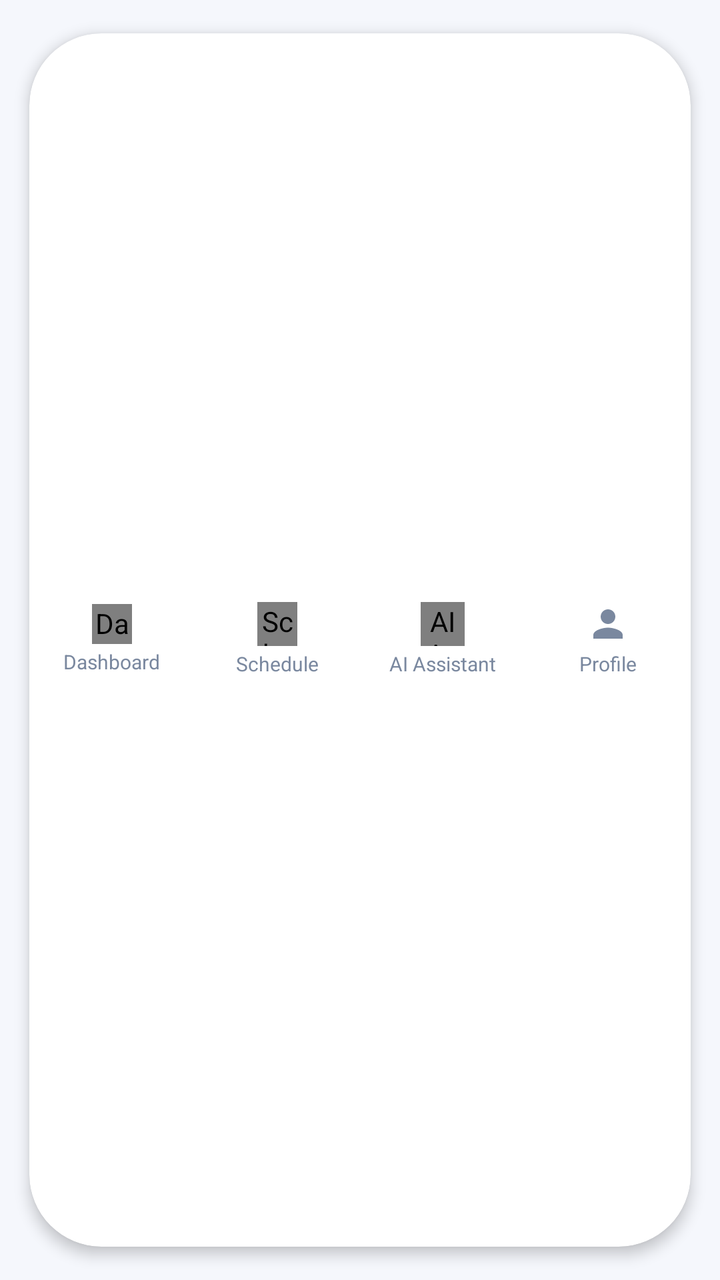
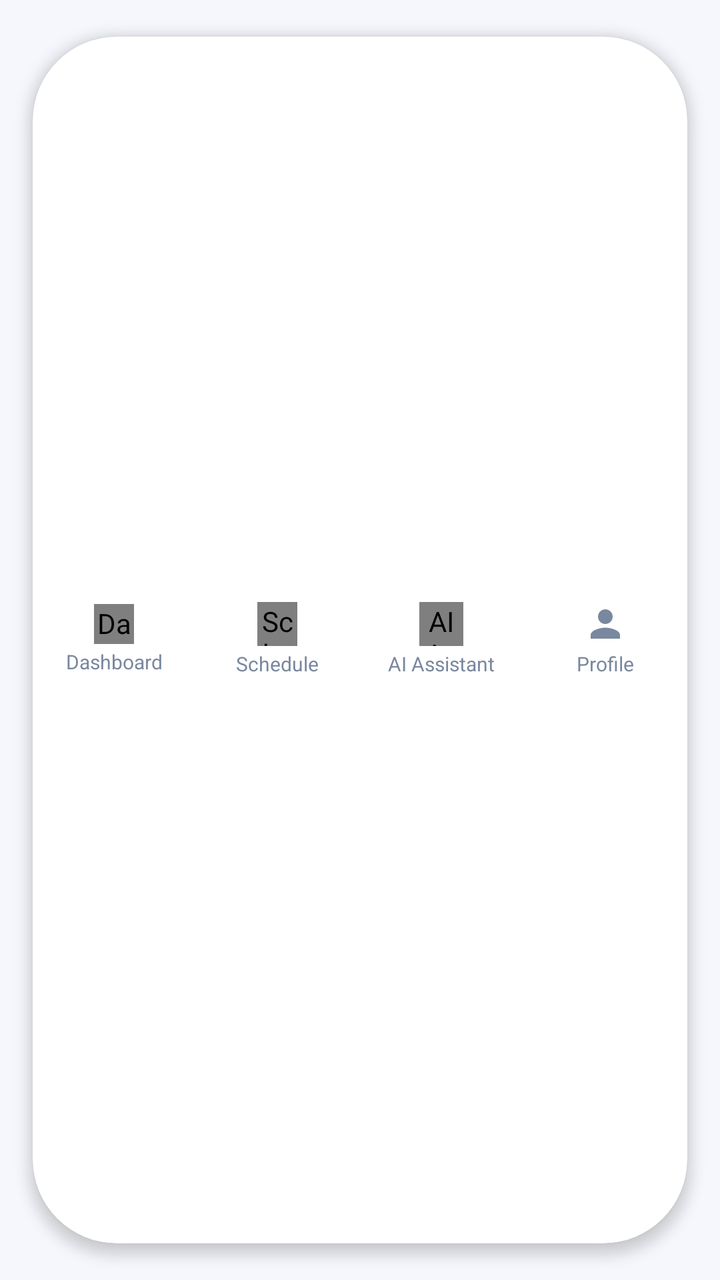

The first picture is an Android layout as it rendered before a commit; the second is the same layout after the commit. The layout source and the unified diff follow.
<!-- AndroidManifest.xml: application theme Theme.Appointment_Schedule -->
<!-- res/layout/include_bottom_nav.xml -->
<?xml version="1.0" encoding="utf-8"?>
<androidx.cardview.widget.CardView xmlns:android="http://schemas.android.com/apk/res/android"
    xmlns:app="http://schemas.android.com/apk/res-auto"
    android:id="@+id/bottomBar"
    android:layout_width="match_parent"
    android:layout_height="72dp"
    android:layout_marginHorizontal="16dp"
    android:layout_marginBottom="16dp"
    app:cardBackgroundColor="@color/bottom_nav_bg"
    app:cardCornerRadius="36dp"
    app:cardElevation="4dp"
    app:cardUseCompatPadding="true">

    <LinearLayout
        android:layout_width="match_parent"
        android:layout_height="match_parent"
        android:gravity="center"
        android:orientation="horizontal"
        android:weightSum="4">

        <LinearLayout
            android:id="@+id/navDashboard"
            android:layout_width="0dp"
            android:layout_height="match_parent"
            android:layout_weight="1"
            android:gravity="center"
            android:orientation="vertical"
            android:tag="dashboard"
            android:clickable="true"
            android:focusable="true"
            android:background="?attr/selectableItemBackgroundBorderless">
            <com.example.mugangaconnect.ui.view.LucideIconView
                android:layout_width="20dp"
                android:layout_height="20dp"
                android:contentDescription="@string/dashboard"
                app:lucideIcon="layout_dashboard"
                android:tint="@color/icon_tint"/>
            <TextView
                android:layout_width="wrap_content"
                android:layout_height="wrap_content"
                android:layout_marginTop="2dp"
                android:text="@string/dashboard"
                android:textColor="@color/icon_tint"
                android:textSize="10sp"/>
        </LinearLayout>

        <LinearLayout
            android:id="@+id/navSchedule"
            android:layout_width="0dp"
            android:layout_height="match_parent"
            android:layout_weight="1"
            android:gravity="center"
            android:orientation="vertical"
            android:tag="schedule"
            android:clickable="true"
            android:focusable="true"
            android:background="?attr/selectableItemBackgroundBorderless">
            <com.example.mugangaconnect.ui.view.LucideIconView
                android:layout_width="20dp"
                android:layout_height="22dp"
                android:contentDescription="@string/schedule"
                app:lucideIcon="calendar_days"
                android:tint="@color/icon_tint"/>
            <TextView
                android:layout_width="wrap_content"
                android:layout_height="wrap_content"
                android:layout_marginTop="2dp"
                android:text="@string/schedule"
                android:textColor="@color/icon_tint"
                android:textSize="10sp"/>
        </LinearLayout>

        <LinearLayout
            android:id="@+id/navAiAssistant"
            android:layout_width="0dp"
            android:layout_height="match_parent"
            android:layout_weight="1"
            android:gravity="center"
            android:orientation="vertical"
            android:tag="ai_assistant"
            android:clickable="true"
            android:focusable="true"
            android:background="?attr/selectableItemBackgroundBorderless">
            <com.example.mugangaconnect.ui.view.LucideIconView
                android:layout_width="22dp"
                android:layout_height="22dp"
                android:contentDescription="@string/ai_assistant"
                app:lucideIcon="bot"
                android:tint="@color/icon_tint"/>
            <TextView
                android:layout_width="wrap_content"
                android:layout_height="wrap_content"
                android:layout_marginTop="2dp"
                android:text="@string/ai_assistant"
                android:textColor="@color/icon_tint"
                android:textSize="10sp"/>
        </LinearLayout>

        <LinearLayout
            android:id="@+id/navProfile"
            android:layout_width="0dp"
            android:layout_height="match_parent"
            android:layout_weight="1"
            android:gravity="center"
            android:orientation="vertical"
            android:tag="profile"
            android:clickable="true"
            android:focusable="true"
            android:background="?attr/selectableItemBackgroundBorderless">
            <ImageView
                android:layout_width="22dp"
                android:layout_height="22dp"
                android:contentDescription="@string/profile_nav"
                android:src="@drawable/ic_person_solid"
                app:tint="@color/icon_tint"/>
            <TextView
                android:layout_width="wrap_content"
                android:layout_height="wrap_content"
                android:layout_marginTop="2dp"
                android:text="@string/profile_nav"
                android:textColor="@color/icon_tint"
                android:textSize="10sp"/>
        </LinearLayout>

    </LinearLayout>
</androidx.cardview.widget.CardView>
<!-- resources referenced by this layout -->
<resources>
  <color name="bottom_nav_bg">#FFFFFF</color>
  <color name="icon_tint">#7A889F</color>
  <!-- drawable ic_person_solid (drawable) -->
  <vector xmlns:android="http://schemas.android.com/apk/res/android"
      android:width="24dp"
      android:height="24dp"
      android:viewportWidth="24"
      android:viewportHeight="24">
      <path
          android:fillColor="?attr/colorOnSurface"
          android:pathData="M12,12c2.21,0 4,-1.79 4,-4s-1.79,-4 -4,-4 -4,1.79 -4,4 1.79,4 4,4zM12,14c-2.67,0 -8,1.34 -8,4v2h16v-2c0,-2.66 -5.33,-4 -8,-4z" />
  </vector>
  <string name="ai_assistant">AI Assistant</string>
  <string name="dashboard">Dashboard</string>
  <string name="profile_nav">Profile</string>
  <string name="schedule">Schedule</string>
  <style name="Theme.Appointment_Schedule" parent="Base.Theme.Appointment_Schedule" />
  <style name="Base.Theme.Appointment_Schedule" parent="Theme.Material3.DayNight.NoActionBar">
          
          <item name="colorPrimary">@color/primary_blue</item>
          <item name="android:statusBarColor">@color/background_main</item>
          <item name="android:windowLightStatusBar">true</item>
          <item name="android:windowBackground">@color/background_main</item>
          <item name="colorSurface">@color/card_background</item>
          <item name="colorOnSurface">@color/text_primary</item>
      </style>
  <color name="primary_blue">#2176FF</color>
  <color name="background_main">#F5F7FC</color>
  <color name="card_background">#FFFFFF</color>
  <color name="text_primary">#12213A</color>
</resources>

<!-- the commit's change to res/layout/include_bottom_nav.xml (unified diff, before → after) -->
@@ -3,11 +3,11 @@
     xmlns:app="http://schemas.android.com/apk/res-auto"
     android:id="@+id/bottomBar"
     android:layout_width="match_parent"
-    android:layout_height="72dp"
+    android:layout_height="84dp"
     android:layout_marginHorizontal="16dp"
     android:layout_marginBottom="16dp"
     app:cardBackgroundColor="@color/bottom_nav_bg"
-    app:cardCornerRadius="36dp"
+    app:cardCornerRadius="42dp"
     app:cardElevation="4dp"
     app:cardUseCompatPadding="true">
 
